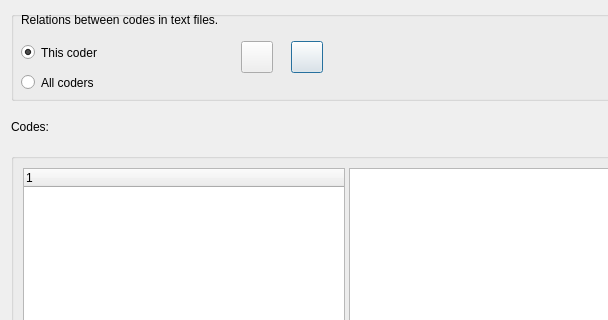
Old version of the form GUI_UIs/ui_dialog_code_relations.ui in the repository ccbogel/QualCoder; both pictures show x 0 to 608 and y 0 to 320 of the 694 by 543 pixel window.
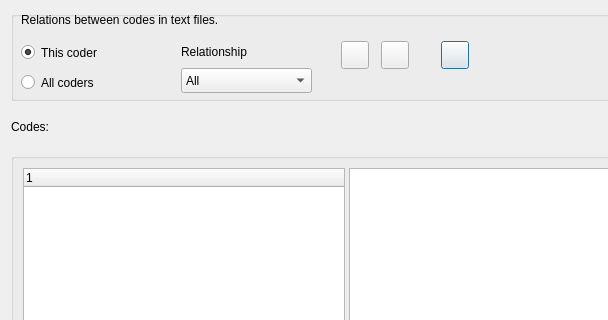
New version of the form.

```diff
--- a/GUI_UIs/ui_dialog_code_relations.ui
+++ b/GUI_UIs/ui_dialog_code_relations.ui
@@ -65,10 +65,10 @@
      <widget class="QPushButton" name="pushButton_exportcsv">
       <property name="geometry">
        <rect>
-        <x>280</x>
+        <x>430</x>
         <y>30</y>
-        <width>32</width>
-        <height>32</height>
+        <width>28</width>
+        <height>28</height>
        </rect>
       </property>
       <property name="toolTip">
@@ -81,10 +81,10 @@
      <widget class="QPushButton" name="pushButton_calculate">
       <property name="geometry">
        <rect>
-        <x>230</x>
+        <x>370</x>
         <y>30</y>
-        <width>32</width>
-        <height>32</height>
+        <width>28</width>
+        <height>28</height>
        </rect>
       </property>
       <property name="toolTip">
@@ -115,7 +115,7 @@
        <rect>
         <x>10</x>
         <y>60</y>
-        <width>171</width>
+        <width>161</width>
         <height>23</height>
        </rect>
       </property>
@@ -123,6 +123,80 @@
        <string>All coders</string>
       </property>
      </widget>
+     <widget class="QPushButton" name="pushButton_select_files">
+      <property name="geometry">
+       <rect>
+        <x>330</x>
+        <y>30</y>
+        <width>28</width>
+        <height>28</height>
+       </rect>
+      </property>
+      <property name="toolTip">
+       <string>Select text files.</string>
+      </property>
+      <property name="text">
+       <string/>
+      </property>
+     </widget>
+     <widget class="QComboBox" name="comboBox_relation_type">
+      <property name="geometry">
+       <rect>
+        <x>170</x>
+        <y>57</y>
+        <width>131</width>
+        <height>25</height>
+       </rect>
+      </property>
+      <item>
+       <property name="text">
+        <string>All</string>
+       </property>
+      </item>
+      <item>
+       <property name="text">
+        <string>Overlap</string>
+       </property>
+      </item>
+      <item>
+       <property name="text">
+        <string>Inclusion</string>
+       </property>
+      </item>
+      <item>
+       <property name="text">
+        <string>Exact</string>
+       </property>
+      </item>
+      <item>
+       <property name="text">
+        <string>Proximity</string>
+       </property>
+      </item>
+      <item>
+       <property name="text">
+        <string>Overlap Inclusion</string>
+       </property>
+      </item>
+      <item>
+       <property name="text">
+        <string>Overlap Inclusion Exact</string>
+       </property>
+      </item>
+     </widget>
+     <widget class="QLabel" name="label">
+      <property name="geometry">
+       <rect>
+        <x>170</x>
+        <y>30</y>
+        <width>131</width>
+        <height>22</height>
+       </rect>
+      </property>
+      <property name="text">
+       <string>Relationship</string>
+      </property>
+     </widget>
     </widget>
    </item>
    <item>
```
